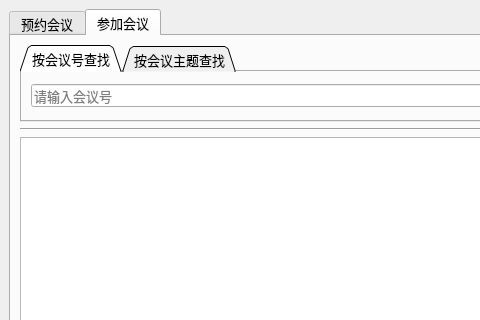
Above: meetsys.ui from ktercy/HuiXunCloud before the change; both pictures show x 0 to 480 and y 0 to 320 of the 753 by 497 pixel window. Below: the same form after it.
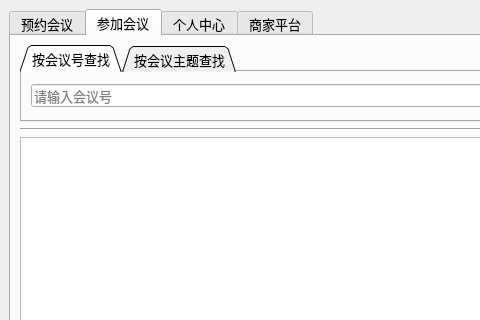
That is the form after the change. The open tabs and pages were chosen to show the change.

What changed in the file:
```diff
--- a/meetsys.ui
+++ b/meetsys.ui
@@ -283,6 +283,16 @@
         </item>
        </layout>
       </widget>
+      <widget class="QWidget" name="tabUserInfo">
+       <attribute name="title">
+        <string>个人中心</string>
+       </attribute>
+      </widget>
+      <widget class="QWidget" name="tabBusiness">
+       <attribute name="title">
+        <string>商家平台</string>
+       </attribute>
+      </widget>
      </widget>
     </item>
    </layout>
```
Left out of the diff: 4 changed lines with no effect on the pictures.
